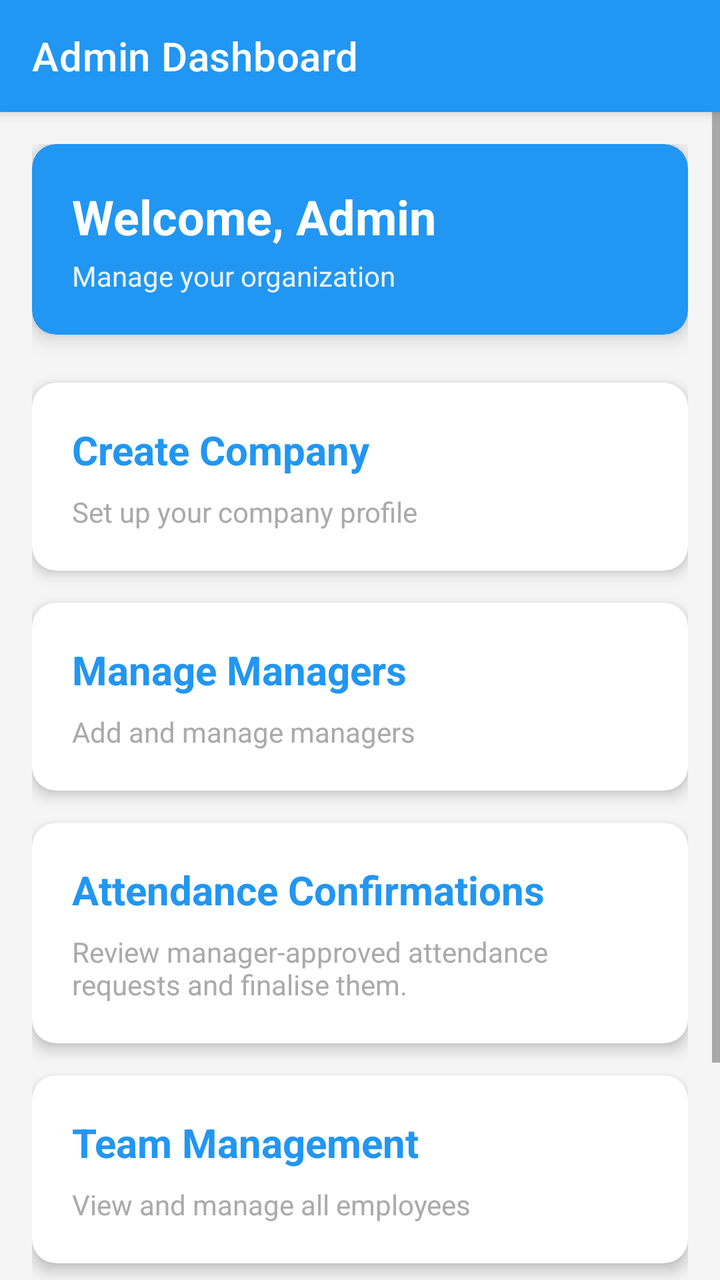
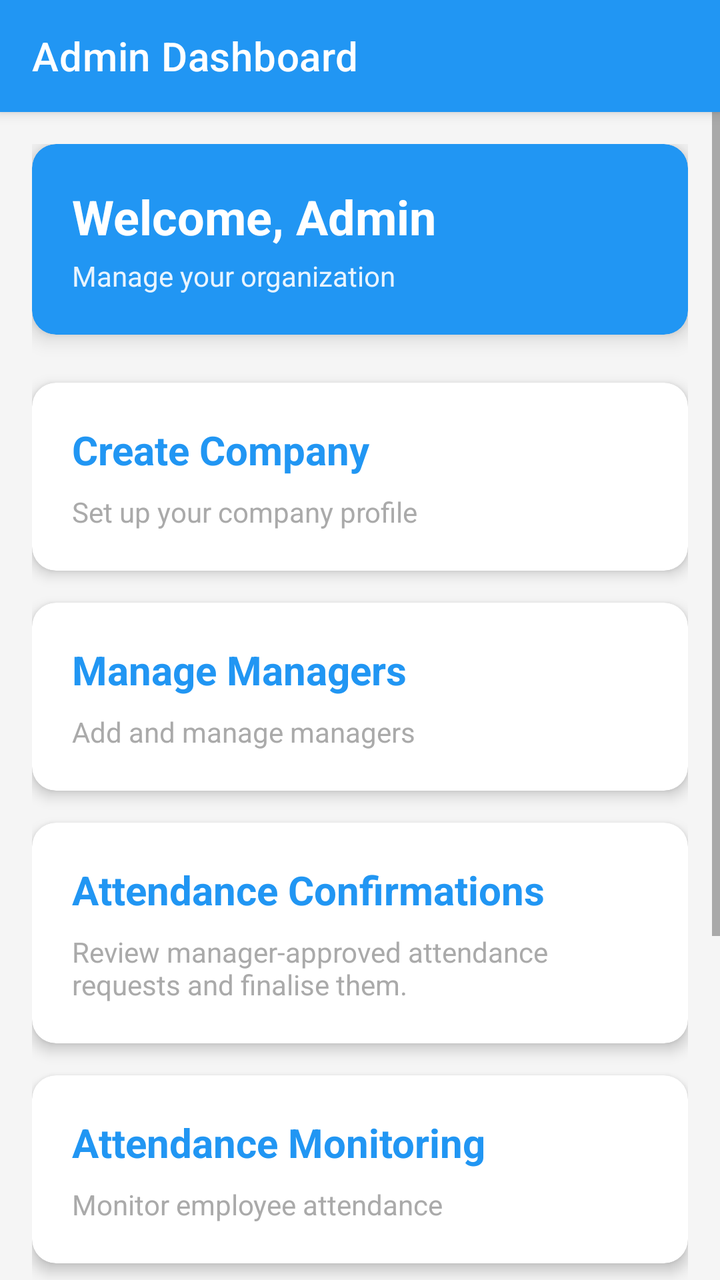

Two renders of the same Android screen: before a commit and after it. Below are the layout's source before the change and the commit's diff.
<!-- AndroidManifest.xml: application theme Theme.UnifiedHRSystem -->
<!-- res/layout/activity_admin_dashboard.xml -->
<?xml version="1.0" encoding="utf-8"?>
<androidx.coordinatorlayout.widget.CoordinatorLayout xmlns:android="http://schemas.android.com/apk/res/android"
    xmlns:app="http://schemas.android.com/apk/res-auto"
    android:layout_width="match_parent"
    android:layout_height="match_parent"
    android:background="@color/background">

    <com.google.android.material.appbar.AppBarLayout
        android:layout_width="match_parent"
        android:layout_height="wrap_content"
        android:theme="@style/ThemeOverlay.AppCompat.Dark.ActionBar">

        <com.google.android.material.appbar.MaterialToolbar
            android:id="@+id/toolbar"
            android:layout_width="match_parent"
            android:layout_height="?attr/actionBarSize"
            android:background="@color/primary"
            app:title="Admin Dashboard"
            app:titleTextColor="@color/white" />

    </com.google.android.material.appbar.AppBarLayout>

    <ScrollView
        android:layout_width="match_parent"
        android:layout_height="match_parent"
        app:layout_behavior="@string/appbar_scrolling_view_behavior">

        <LinearLayout
            android:layout_width="match_parent"
            android:layout_height="wrap_content"
            android:orientation="vertical"
            android:padding="16dp">

            <androidx.cardview.widget.CardView
                android:layout_width="match_parent"
                android:layout_height="wrap_content"
                android:layout_marginBottom="24dp"
                app:cardCornerRadius="12dp"
                app:cardElevation="6dp"
                app:cardBackgroundColor="@color/primary">

                <LinearLayout
                    android:layout_width="match_parent"
                    android:layout_height="wrap_content"
                    android:orientation="vertical"
                    android:padding="20dp">

                    <TextView
                        android:id="@+id/tvWelcome"
                        android:layout_width="match_parent"
                        android:layout_height="wrap_content"
                        android:text="Welcome, Admin"
                        android:textSize="24sp"
                        android:textStyle="bold"
                        android:textColor="@color/white" />

                    <TextView
                        android:layout_width="match_parent"
                        android:layout_height="wrap_content"
                        android:text="Manage your organization"
                        android:textSize="14sp"
                        android:textColor="@color/white"
                        android:alpha="0.9"
                        android:layout_marginTop="4dp" />

                </LinearLayout>
            </androidx.cardview.widget.CardView>

            <androidx.cardview.widget.CardView
                android:id="@+id/cvCreateCompany"
                android:layout_width="match_parent"
                android:layout_height="wrap_content"
                android:layout_marginBottom="16dp"
                app:cardCornerRadius="12dp"
                app:cardElevation="4dp"
                android:clickable="true"
                android:focusable="true"
                android:foreground="?android:attr/selectableItemBackground">

                <LinearLayout
                    android:layout_width="match_parent"
                    android:layout_height="wrap_content"
                    android:orientation="vertical"
                    android:padding="20dp">

                    <TextView
                        android:layout_width="wrap_content"
                        android:layout_height="wrap_content"
                        android:text="Create Company"
                        android:textSize="20sp"
                        android:textStyle="bold"
                        android:textColor="@color/primary" />

                    <TextView
                        android:layout_width="wrap_content"
                        android:layout_height="wrap_content"
                        android:text="Set up your company profile"
                        android:textSize="14sp"
                        android:textColor="@android:color/darker_gray"
                        android:layout_marginTop="8dp" />
                </LinearLayout>
            </androidx.cardview.widget.CardView>

            <androidx.cardview.widget.CardView
                android:id="@+id/cvManagers"
                android:layout_width="match_parent"
                android:layout_height="wrap_content"
                android:layout_marginBottom="16dp"
                app:cardCornerRadius="12dp"
                app:cardElevation="4dp"
                android:clickable="true"
                android:focusable="true"
                android:foreground="?android:attr/selectableItemBackground">

                <LinearLayout
                    android:layout_width="match_parent"
                    android:layout_height="wrap_content"
                    android:orientation="vertical"
                    android:padding="20dp">

                    <TextView
                        android:layout_width="wrap_content"
                        android:layout_height="wrap_content"
                        android:text="Manage Managers"
                        android:textSize="20sp"
                        android:textStyle="bold"
                        android:textColor="@color/primary" />

                    <TextView
                        android:layout_width="wrap_content"
                        android:layout_height="wrap_content"
                        android:text="Add and manage managers"
                        android:textSize="14sp"
                        android:textColor="@android:color/darker_gray"
                        android:layout_marginTop="8dp" />
                </LinearLayout>
            </androidx.cardview.widget.CardView>

            <androidx.cardview.widget.CardView
                android:id="@+id/cvAttendance"
                android:layout_width="match_parent"
                android:layout_height="wrap_content"
                android:layout_marginBottom="16dp"
                app:cardCornerRadius="12dp"
                app:cardElevation="4dp"
                android:clickable="true"
                android:focusable="true"
                android:foreground="?android:attr/selectableItemBackground">

                <LinearLayout
                    android:layout_width="match_parent"
                    android:layout_height="wrap_content"
                    android:orientation="vertical"
                    android:padding="20dp">

                    <TextView
                        android:layout_width="wrap_content"
                        android:layout_height="wrap_content"
                        android:text="@string/title_admin_attendance_requests"
                        android:textSize="20sp"
                        android:textStyle="bold"
                        android:textColor="@color/primary" />

                    <TextView
                        android:layout_width="wrap_content"
                        android:layout_height="wrap_content"
                        android:text="@string/description_admin_attendance_card"
                        android:textSize="14sp"
                        android:textColor="@android:color/darker_gray"
                        android:layout_marginTop="8dp" />
                </LinearLayout>
            </androidx.cardview.widget.CardView>

            <androidx.cardview.widget.CardView
                android:id="@+id/cvTeam"
                android:layout_width="match_parent"
                android:layout_height="wrap_content"
                android:layout_marginBottom="16dp"
                app:cardCornerRadius="12dp"
                app:cardElevation="4dp"
                android:clickable="true"
                android:focusable="true"
                android:foreground="?android:attr/selectableItemBackground">

                <LinearLayout
                    android:layout_width="match_parent"
                    android:layout_height="wrap_content"
                    android:orientation="vertical"
                    android:padding="20dp">

                    <TextView
                        android:layout_width="wrap_content"
                        android:layout_height="wrap_content"
                        android:text="Team Management"
                        android:textSize="20sp"
                        android:textStyle="bold"
                        android:textColor="@color/primary" />

                    <TextView
                        android:layout_width="wrap_content"
                        android:layout_height="wrap_content"
                        android:text="View and manage all employees"
                        android:textSize="14sp"
                        android:textColor="@android:color/darker_gray"
                        android:layout_marginTop="8dp" />
                </LinearLayout>
            </androidx.cardview.widget.CardView>

            <androidx.cardview.widget.CardView
                android:id="@+id/cvRecruitment"
                android:layout_width="match_parent"
                android:layout_height="wrap_content"
                android:layout_marginBottom="16dp"
                app:cardCornerRadius="12dp"
                app:cardElevation="4dp"
                android:clickable="true"
                android:focusable="true"
                android:foreground="?android:attr/selectableItemBackground">

                <LinearLayout
                    android:layout_width="match_parent"
                    android:layout_height="wrap_content"
                    android:orientation="vertical"
                    android:padding="20dp">

                    <TextView
                        android:layout_width="wrap_content"
                        android:layout_height="wrap_content"
                        android:text="Recruitment"
                        android:textSize="20sp"
                        android:textStyle="bold"
                        android:textColor="@color/primary" />

                    <TextView
                        android:layout_width="wrap_content"
                        android:layout_height="wrap_content"
                        android:text="Manage job postings and applicants"
                        android:textSize="14sp"
                        android:textColor="@android:color/darker_gray"
                        android:layout_marginTop="8dp" />
                </LinearLayout>
            </androidx.cardview.widget.CardView>

        </LinearLayout>
    </ScrollView>
</androidx.coordinatorlayout.widget.CoordinatorLayout>
<!-- resources referenced by this layout -->
<resources>
  <color name="background">#FFF5F5F5</color>
  <color name="primary">#FF2196F3</color>
  <color name="white">#FFFFFFFF</color>
  <string name="description_admin_attendance_card">Review manager-approved attendance requests and finalise them.</string>
  <string name="title_admin_attendance_requests">Attendance Confirmations</string>
  <style name="Theme.UnifiedHRSystem" parent="Theme.MaterialComponents.DayNight.NoActionBar">
          <item name="colorPrimary">@color/primary</item>
          <item name="colorPrimaryDark">@color/primary_dark</item>
          <item name="colorAccent">@color/accent</item>
          <item name="toolbarStyle">@style/Widget.UnifiedHR.Toolbar</item>
      </style>
  <color name="primary_dark">#FF1976D2</color>
  <color name="accent">#FFFF5722</color>
  <style name="Widget.UnifiedHR.Toolbar" parent="Widget.MaterialComponents.Toolbar">
          <item name="popupTheme">@style/ThemeOverlay.MaterialComponents.Light</item>
          <item name="titleTextColor">@color/white</item>
          <item name="subtitleTextColor">@color/white</item>
      </style>
</resources>

<!-- the commit's change to res/layout/activity_admin_dashboard.xml (unified diff, before → after) -->
@@ -172,6 +172,41 @@
             </androidx.cardview.widget.CardView>
 
             <androidx.cardview.widget.CardView
+                android:id="@+id/cvAttendanceMonitoring"
+                android:layout_width="match_parent"
+                android:layout_height="wrap_content"
+                android:layout_marginBottom="16dp"
+                app:cardCornerRadius="12dp"
+                app:cardElevation="4dp"
+                android:clickable="true"
+                android:focusable="true"
+                android:foreground="?android:attr/selectableItemBackground">
+
+                <LinearLayout
+                    android:layout_width="match_parent"
+                    android:layout_height="wrap_content"
+                    android:orientation="vertical"
+                    android:padding="20dp">
+
+                    <TextView
+                        android:layout_width="wrap_content"
+                        android:layout_height="wrap_content"
+                        android:text="Attendance Monitoring"
+                        android:textSize="20sp"
+                        android:textStyle="bold"
+                        android:textColor="@color/primary" />
+
+                    <TextView
+                        android:layout_width="wrap_content"
+                        android:layout_height="wrap_content"
+                        android:text="Monitor employee attendance"
+                        android:textSize="14sp"
+                        android:textColor="@android:color/darker_gray"
+                        android:layout_marginTop="8dp" />
+                </LinearLayout>
+            </androidx.cardview.widget.CardView>
+
+            <androidx.cardview.widget.CardView
                 android:id="@+id/cvTeam"
                 android:layout_width="match_parent"
                 android:layout_height="wrap_content"
